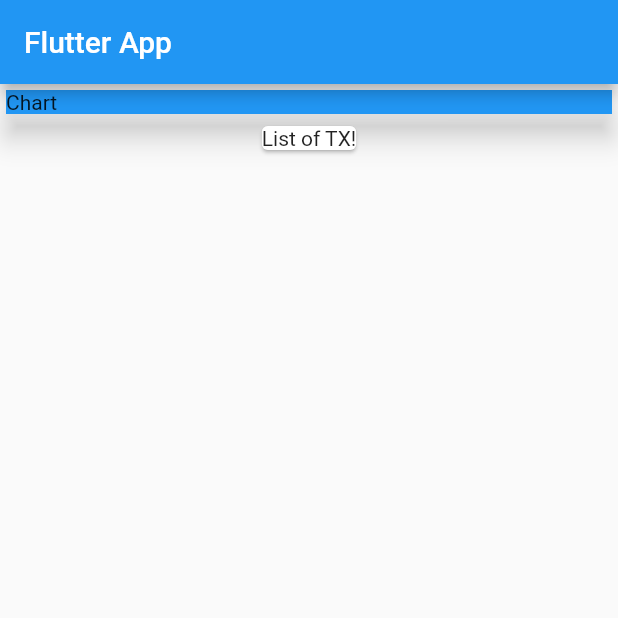
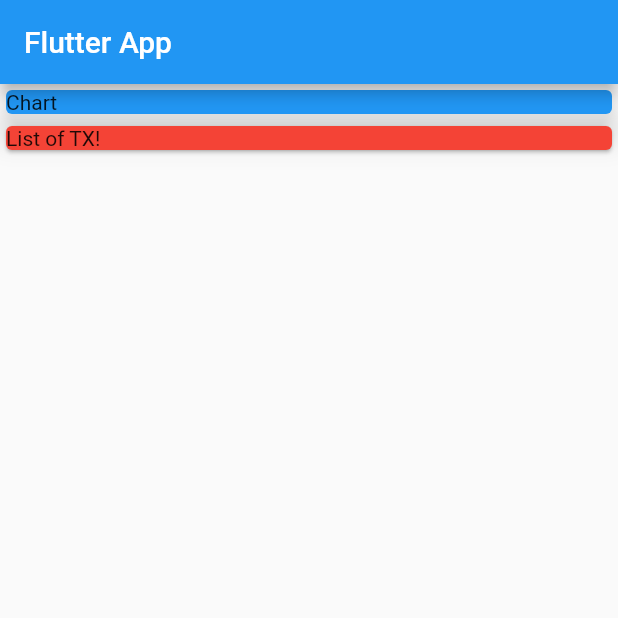
Before and after one commit to shreyashroars/expense_manager, a Flutter app: the screen it shows after launch, on a phone screen of 412 x 824 dp, the top half of it. Run offline on Flutter 3.47's test engine with Material 2 defaults, Android fonts, the phone set to English and light mode, and no system bars.

Commit message:
second commit

```diff
--- a/lib/main.dart
+++ b/lib/main.dart
@@ -22,16 +22,22 @@ class MyHomePage extends StatelessWidget {
           title: const Text('Flutter App'),
         ),
         body: Column(
+          mainAxisAlignment: MainAxisAlignment.start,
+          crossAxisAlignment: CrossAxisAlignment.stretch,
           children: [
-            Card(
-              child: Container(
-                width: double.infinity,
+            // ignore: sized_box_for_whitespace
+            Container(
+              width: double.infinity,
+              child: const Card(
                 color: Colors.blue,
-                child: const Text('Chart'),
+                child: Text('Chart'),
+                elevation: 8,
               ),
-              elevation: 8,
             ),
-            Card(child: Text('List of TX!'))
+            const Card(
+              child: Text('List of TX!'),
+              color: Colors.red,
+            )
           ],
         ));
   }
```
